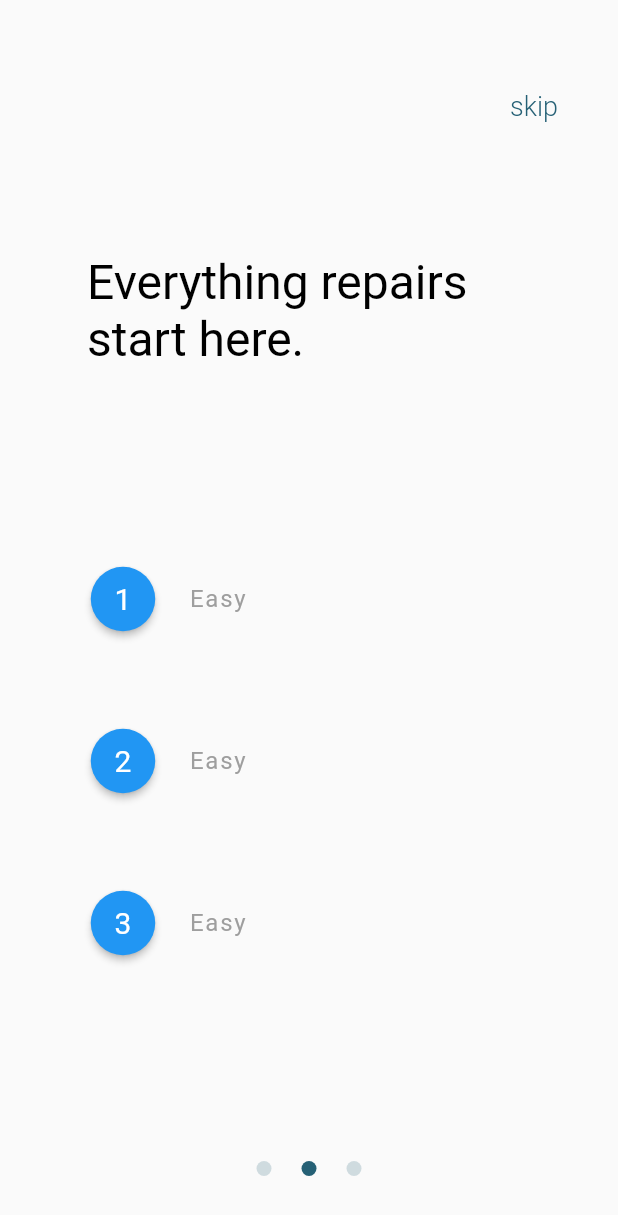
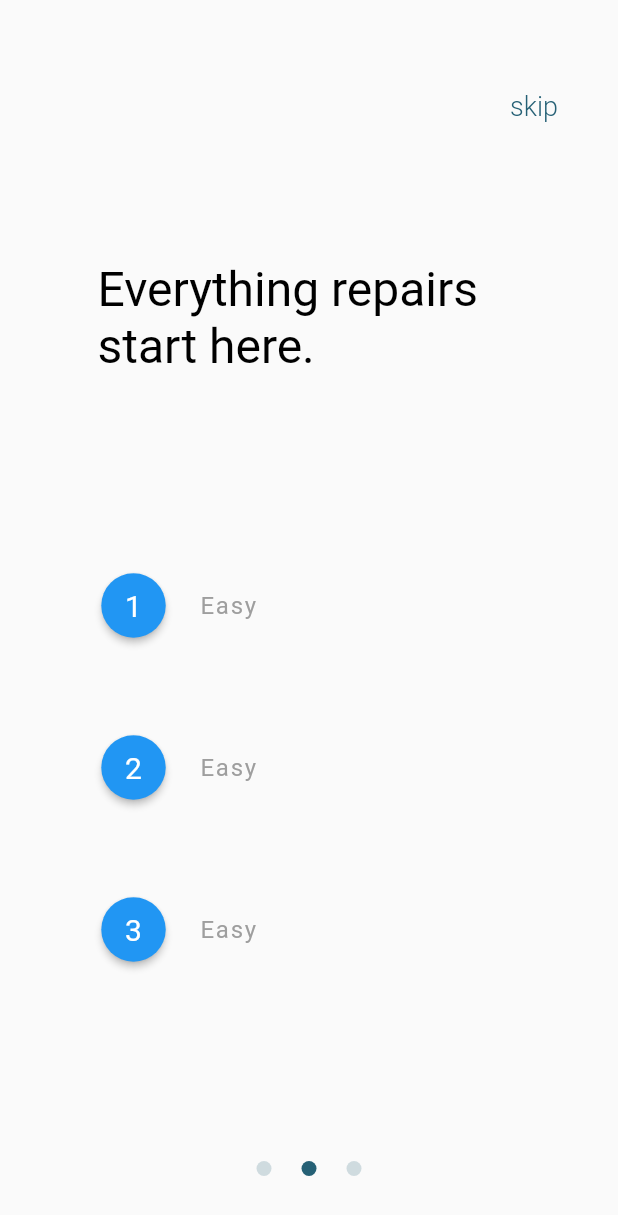
Before and after one commit to seri-app/mvp-frontend, a Flutter app: the screen it shows after launch, swiped to page 2, on a phone screen of 412 x 824 dp. Shown: the top 1215 px of the screen. Run offline on Flutter 3.47's test engine with Material 2 defaults, Android fonts, the phone set to English and light mode, and no system bars; Roboto replaces fonts that are missing (Cerebri Sans Pro, Glacial Indifference).

Commit message:
fix last slide welcome screen

```diff
--- a/lib/src/pages/WelcomePage.dart
+++ b/lib/src/pages/WelcomePage.dart
@@ -10,9 +10,11 @@ class WelcomeScreen extends StatefulWidget {
 }
 
 class _WelcomeScreen extends State<WelcomeScreen> {
+  int _curIndex = 0;
+
   List<Widget> slides = items
       .map((item) => Container(
-          padding: EdgeInsets.symmetric(horizontal: 38.0, vertical: 12.0),
+          padding: EdgeInsets.symmetric(horizontal: 45.0, vertical: 25.0),
           child: Column(
             mainAxisAlignment: MainAxisAlignment.spaceBetween,
             children: <Widget>[
@@ -57,7 +59,8 @@ class _WelcomeScreen extends State<WelcomeScreen> {
                               mainAxisAlignment: MainAxisAlignment.spaceBetween,
                               children: [
                                 Padding(
-                                  padding: const EdgeInsets.symmetric(vertical:30.0),
+                                  padding: const EdgeInsets.symmetric(
+                                      vertical: 30.0),
                                   child: Row(
                                     children: [
                                       RawMaterialButton(
@@ -86,7 +89,8 @@ class _WelcomeScreen extends State<WelcomeScreen> {
                                   ),
                                 ),
                                 Padding(
-                                  padding: const EdgeInsets.symmetric(vertical:30.0),
+                                  padding: const EdgeInsets.symmetric(
+                                      vertical: 30.0),
                                   child: Row(
                                     children: [
                                       RawMaterialButton(
@@ -115,7 +119,8 @@ class _WelcomeScreen extends State<WelcomeScreen> {
                                   ),
                                 ),
                                 Padding(
-                                  padding: const EdgeInsets.symmetric(vertical:30.0),
+                                  padding: const EdgeInsets.symmetric(
+                                      vertical: 30.0),
                                   child: Row(
                                     children: [
                                       RawMaterialButton(
@@ -192,6 +197,7 @@ class _WelcomeScreen extends State<WelcomeScreen> {
               itemBuilder: (BuildContext context, int index) {
                 _pageViewController.addListener(() {
                   setState(() {
+                    _curIndex = index;
                     currentPage = _pageViewController.page!;
                   });
                 });
@@ -203,7 +209,20 @@ class _WelcomeScreen extends State<WelcomeScreen> {
                 child: Container(
                   margin: EdgeInsets.only(top: 70.0),
                   padding: EdgeInsets.symmetric(vertical: 40.0),
-                  child: Row(
+                  child: _curIndex == 2
+                      ? FilledButton.tonal(
+                          onPressed: () => Navigator.push(
+                              context, ScaleRoute(page: RegistrationPage())),
+                          style: ButtonStyle(
+                              backgroundColor: MaterialStateProperty.all<Color>(
+                                  Theme.of(context).primaryColor)),
+                          child: Text('Join Now',
+                              style: TextStyle(
+                                  fontSize: 16.0,
+                                  fontWeight: FontWeight.w400,
+                                  color: Color(0xFFFFFFFF))),
+                        )
+                      : Row(
                           mainAxisAlignment: MainAxisAlignment.center,
                           children: indicator(),
                         ),
@@ -214,7 +233,7 @@ class _WelcomeScreen extends State<WelcomeScreen> {
               child: InkWell(
                 onTap: () {
                   // Add your code for when the text is pressed
-                  print("pressed");
+                  // print("pressed");
                   Navigator.push(context, ScaleRoute(page: RegistrationPage()));
                 },
                 child: IgnorePointer(
```
Lines whose indentation alone changed are shown as unchanged.
